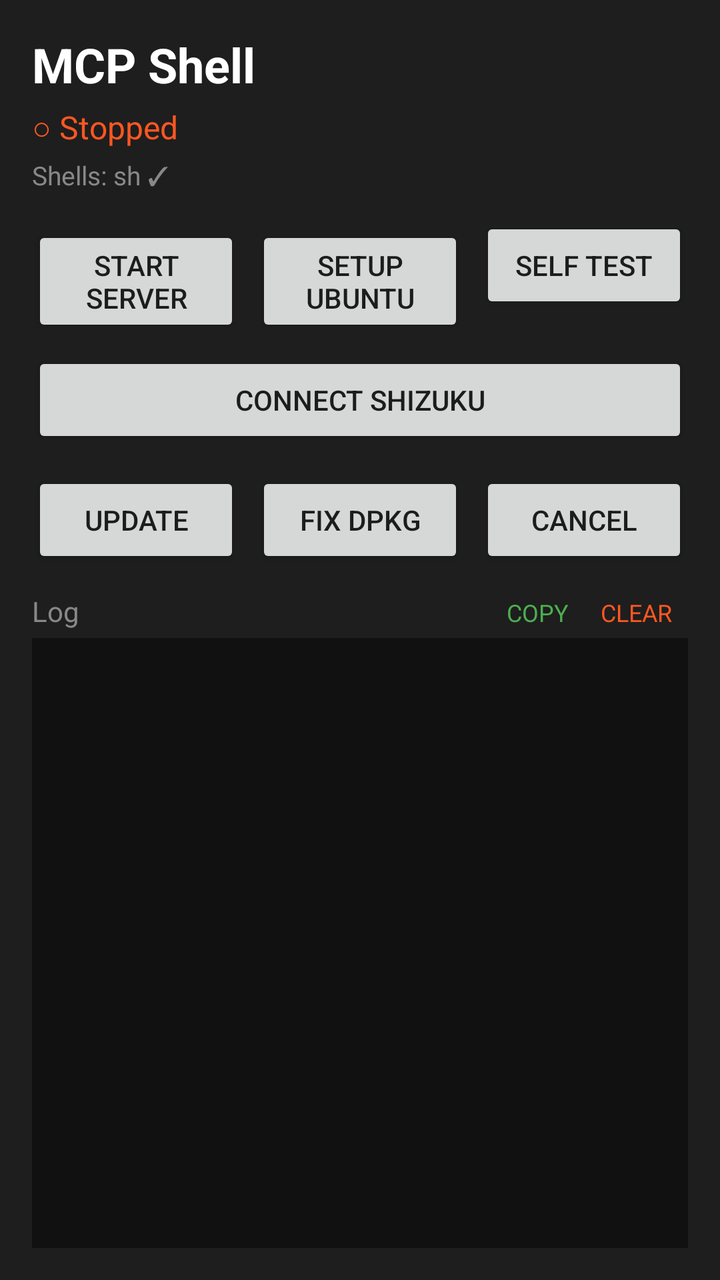
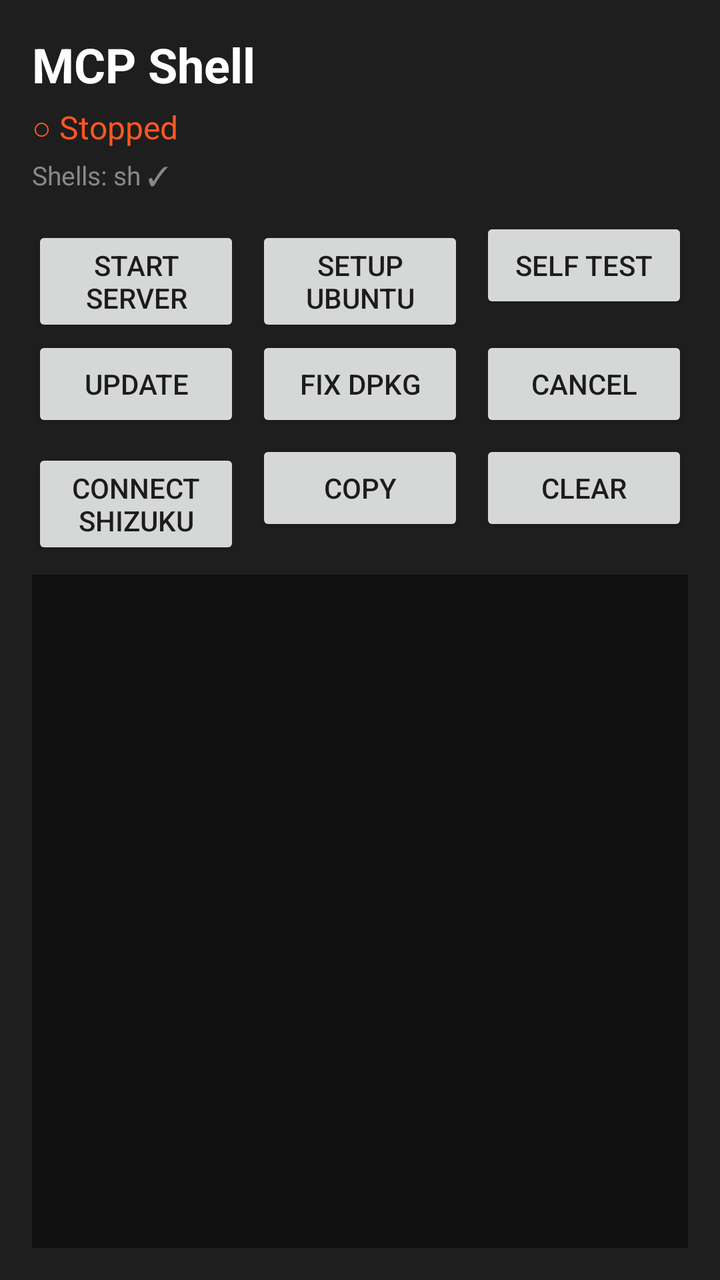

Two renders of the same Android screen: before a commit and after it. Below are the layout's source before the change and the commit's diff.
<!-- AndroidManifest.xml: application theme Theme.McpShell -->
<!-- res/layout/activity_main.xml -->
<?xml version="1.0" encoding="utf-8"?>
<LinearLayout xmlns:android="http://schemas.android.com/apk/res/android"
    android:layout_width="match_parent"
    android:layout_height="match_parent"
    android:orientation="vertical"
    android:padding="16dp"
    android:background="#1E1E1E">

    <TextView
        android:layout_width="wrap_content"
        android:layout_height="wrap_content"
        android:text="MCP Shell"
        android:textSize="24sp"
        android:textColor="#FFFFFF"
        android:textStyle="bold"
        android:layout_marginBottom="4dp" />

    <TextView
        android:id="@+id/statusText"
        android:layout_width="wrap_content"
        android:layout_height="wrap_content"
        android:text="○ Stopped"
        android:textSize="16sp"
        android:textColor="#FF5722"
        android:layout_marginBottom="4dp" />

    <TextView
        android:id="@+id/shellStatus"
        android:layout_width="wrap_content"
        android:layout_height="wrap_content"
        android:text="Shells: sh ✓"
        android:textSize="13sp"
        android:textColor="#888888"
        android:layout_marginBottom="12dp" />

    <LinearLayout
        android:layout_width="match_parent"
        android:layout_height="wrap_content"
        android:orientation="horizontal"
        android:layout_marginBottom="12dp">

        <Button
            android:id="@+id/toggleBtn"
            android:layout_width="0dp"
            android:layout_height="wrap_content"
            android:layout_weight="1"
            android:text="Start Server"
            android:layout_marginEnd="8dp" />

        <Button
            android:id="@+id/setupBtn"
            android:layout_width="0dp"
            android:layout_height="wrap_content"
            android:layout_weight="1"
            android:text="Setup Ubuntu" />

        <Button
            android:id="@+id/testBtn"
            android:layout_width="0dp"
            android:layout_height="wrap_content"
            android:layout_weight="1"
            android:text="Self Test"
            android:layout_marginStart="8dp" />
    </LinearLayout>

    <LinearLayout
        android:layout_width="match_parent"
        android:layout_height="wrap_content"
        android:orientation="horizontal"
        android:layout_marginBottom="12dp">

        <Button
            android:id="@+id/shizukuBtn"
            android:layout_width="0dp"
            android:layout_height="wrap_content"
            android:layout_weight="1"
            android:text="Connect Shizuku" />
    </LinearLayout>

    <LinearLayout
        android:layout_width="match_parent"
        android:layout_height="wrap_content"
        android:orientation="horizontal"
        android:layout_marginBottom="12dp">

        <Button
            android:id="@+id/updateBtn"
            android:layout_width="0dp"
            android:layout_height="wrap_content"
            android:layout_weight="1"
            android:text="Update"
            android:layout_marginEnd="4dp" />

        <Button
            android:id="@+id/fixDpkgBtn"
            android:layout_width="0dp"
            android:layout_height="wrap_content"
            android:layout_weight="1"
            android:text="Fix dpkg"
            android:layout_marginHorizontal="4dp" />

        <Button
            android:id="@+id/cancelBtn"
            android:layout_width="0dp"
            android:layout_height="wrap_content"
            android:layout_weight="1"
            android:text="Cancel"
            android:layout_marginStart="4dp" />
    </LinearLayout>

    <LinearLayout
        android:layout_width="match_parent"
        android:layout_height="wrap_content"
        android:orientation="horizontal"
        android:layout_marginBottom="4dp">

        <TextView
            android:layout_width="0dp"
            android:layout_height="wrap_content"
            android:layout_weight="1"
            android:text="Log"
            android:textSize="14sp"
            android:textColor="#888888" />

        <TextView
            android:id="@+id/copyLogsBtn"
            android:layout_width="wrap_content"
            android:layout_height="wrap_content"
            android:text="COPY"
            android:textSize="12sp"
            android:textColor="#4CAF50"
            android:paddingHorizontal="8dp" />

        <TextView
            android:id="@+id/clearLogsBtn"
            android:layout_width="wrap_content"
            android:layout_height="wrap_content"
            android:text="CLEAR"
            android:textSize="12sp"
            android:textColor="#FF5722"
            android:paddingHorizontal="8dp" />
    </LinearLayout>

    <ScrollView
        android:id="@+id/logScroll"
        android:layout_width="match_parent"
        android:layout_height="0dp"
        android:layout_weight="1"
        android:background="#111111"
        android:padding="8dp">

        <TextView
            android:id="@+id/logText"
            android:layout_width="match_parent"
            android:layout_height="wrap_content"
            android:textSize="12sp"
            android:textColor="#CCCCCC"
            android:fontFamily="monospace" />
    </ScrollView>

</LinearLayout>
<!-- resources referenced by this layout -->
<resources>
  <style name="Theme.McpShell" parent="Theme.MaterialComponents.DayNight.NoActionBar">
          <item name="colorPrimary">#4CAF50</item>
          <item name="colorPrimaryVariant">#388E3C</item>
          <item name="colorOnPrimary">#FFFFFF</item>
          <item name="android:windowBackground">#1E1E1E</item>
          <item name="android:statusBarColor">#111111</item>
      </style>
</resources>

<!-- the commit's change to res/layout/activity_main.xml (unified diff, before → after) -->
@@ -33,11 +33,12 @@
         android:textColor="#888888"
         android:layout_marginBottom="12dp" />
 
+    
     <LinearLayout
         android:layout_width="match_parent"
         android:layout_height="wrap_content"
         android:orientation="horizontal"
-        android:layout_marginBottom="12dp">
+        android:layout_marginBottom="4dp">
 
         <Button
             android:id="@+id/toggleBtn"
@@ -45,14 +46,15 @@
             android:layout_height="wrap_content"
             android:layout_weight="1"
             android:text="Start Server"
-            android:layout_marginEnd="8dp" />
+            android:layout_marginEnd="4dp" />
 
         <Button
             android:id="@+id/setupBtn"
             android:layout_width="0dp"
             android:layout_height="wrap_content"
             android:layout_weight="1"
-            android:text="Setup Ubuntu" />
+            android:text="Setup Ubuntu"
+            android:layout_marginHorizontal="4dp" />
 
         <Button
             android:id="@+id/testBtn"
@@ -60,28 +62,15 @@
             android:layout_height="wrap_content"
             android:layout_weight="1"
             android:text="Self Test"
-            android:layout_marginStart="8dp" />
+            android:layout_marginStart="4dp" />
     </LinearLayout>
 
+    
     <LinearLayout
         android:layout_width="match_parent"
         android:layout_height="wrap_content"
         android:orientation="horizontal"
-        android:layout_marginBottom="12dp">
-
-        <Button
-            android:id="@+id/shizukuBtn"
-            android:layout_width="0dp"
-            android:layout_height="wrap_content"
-            android:layout_weight="1"
-            android:text="Connect Shizuku" />
-    </LinearLayout>
-
-    <LinearLayout
-        android:layout_width="match_parent"
-        android:layout_height="wrap_content"
-        android:orientation="horizontal"
-        android:layout_marginBottom="12dp">
+        android:layout_marginBottom="4dp">
 
         <Button
             android:id="@+id/updateBtn"
@@ -108,37 +97,36 @@
             android:layout_marginStart="4dp" />
     </LinearLayout>
 
+    
     <LinearLayout
         android:layout_width="match_parent"
         android:layout_height="wrap_content"
         android:orientation="horizontal"
-        android:layout_marginBottom="4dp">
+        android:layout_marginBottom="12dp">
 
-        <TextView
+        <Button
+            android:id="@+id/shizukuBtn"
             android:layout_width="0dp"
             android:layout_height="wrap_content"
             android:layout_weight="1"
-            android:text="Log"
-            android:textSize="14sp"
-            android:textColor="#888888" />
+            android:text="Connect Shizuku"
+            android:layout_marginEnd="4dp" />
 
-        <TextView
+        <Button
             android:id="@+id/copyLogsBtn"
-            android:layout_width="wrap_content"
+            android:layout_width="0dp"
             android:layout_height="wrap_content"
-            android:text="COPY"
-            android:textSize="12sp"
-            android:textColor="#4CAF50"
-            android:paddingHorizontal="8dp" />
+            android:layout_weight="1"
+            android:text="Copy"
+            android:layout_marginHorizontal="4dp" />
 
-        <TextView
+        <Button
             android:id="@+id/clearLogsBtn"
-            android:layout_width="wrap_content"
+            android:layout_width="0dp"
             android:layout_height="wrap_content"
-            android:text="CLEAR"
-            android:textSize="12sp"
-            android:textColor="#FF5722"
-            android:paddingHorizontal="8dp" />
+            android:layout_weight="1"
+            android:text="Clear"
+            android:layout_marginStart="4dp" />
     </LinearLayout>
 
     <ScrollView
